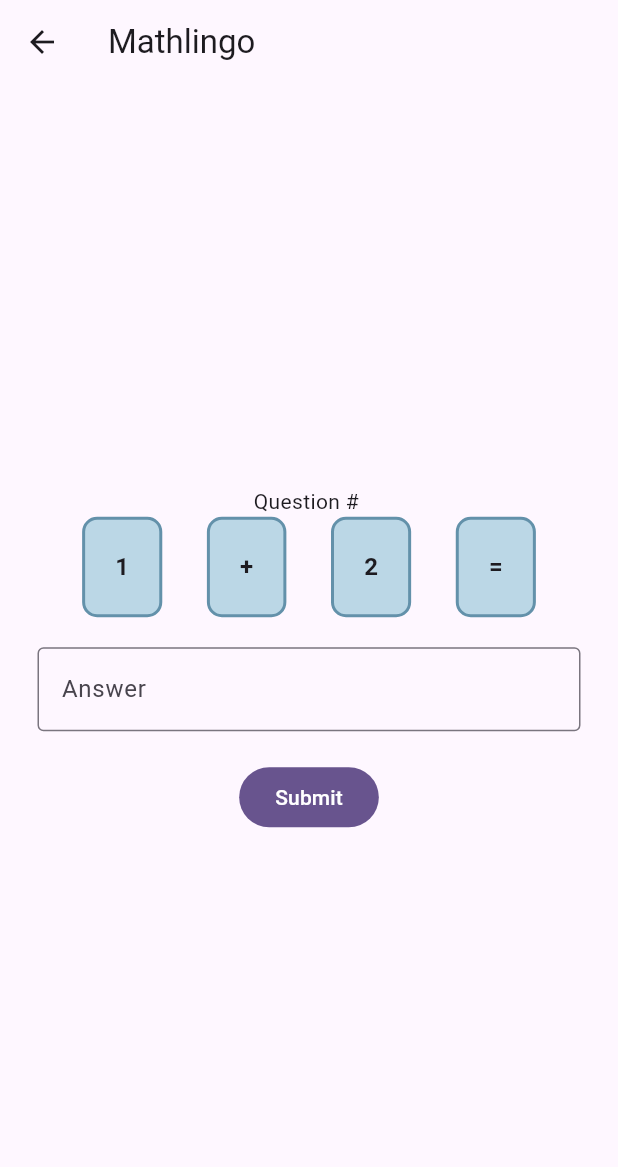
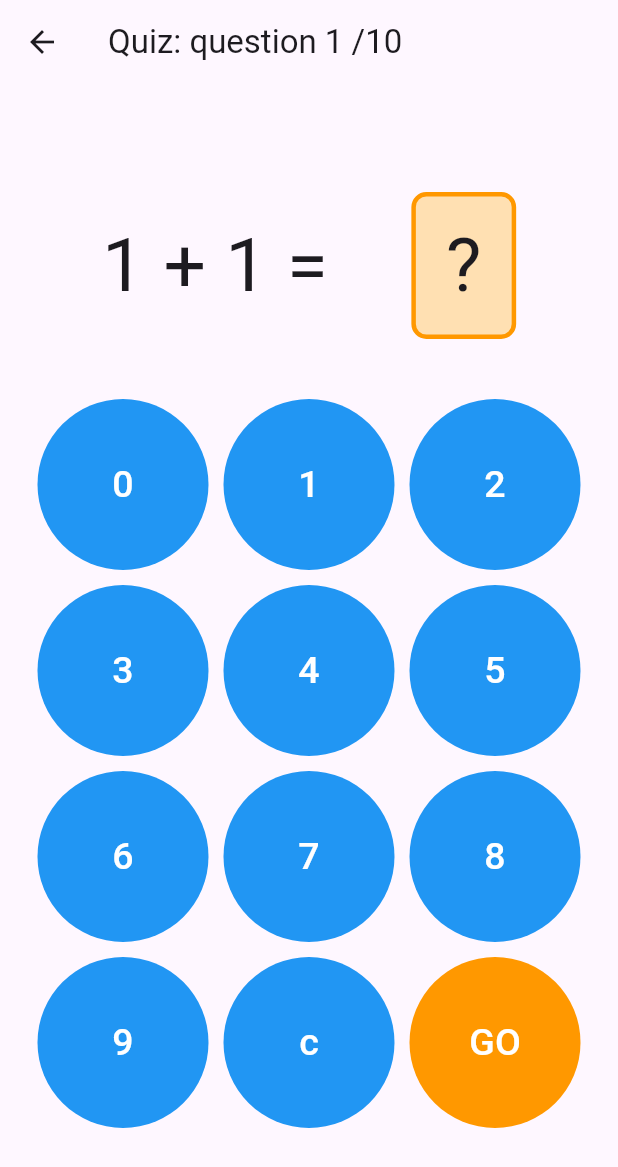
Before and after one commit to Sonya-c/mathlingo, a Flutter app: the HomePage widget shown alone on an empty page, opened directly, after a tap on "Play", on a phone screen of 412 x 824 dp. Shown: the top 1167 px of the screen. Run offline on Flutter 3.47's test engine with Material 2 defaults, Android fonts, the phone set to English and light mode, and no system bars; our stand-ins replace get, loggy; accounts and stored records are empty; network calls fail.

Commit message:
feat: numpad ui

```diff
--- a/lib/main.dart
+++ b/lib/main.dart
@@ -41,7 +41,6 @@
         ),
         home: Obx(() => authenticationController.isLogged
             ? const HomePage()
-          : const LoginPage()),
-    );
+            : const LoginPage()));
   }
 }
--- a/lib/pages/auth/login_page.dart
+++ b/lib/pages/auth/login_page.dart
@@ -4,7 +4,7 @@ import 'package:loggy/loggy.dart';
 import 'package:mathlingo/controller/authentication_controller.dart';
 import 'package:mathlingo/pages/auth/singup_page.dart';
 
-import '../../widgets/ResponsiveContainer.dart';
+import '../../widgets/center_container.dart';
 
 class LoginPage extends StatefulWidget {
   const LoginPage({super.key});
--- a/lib/pages/auth/singup_page.dart
+++ b/lib/pages/auth/singup_page.dart
@@ -2,8 +2,7 @@ import 'package:flutter/material.dart';
 import 'package:get/get.dart';
 import 'package:loggy/loggy.dart';
 import 'package:mathlingo/controller/authentication_controller.dart';
-import 'package:mathlingo/pages/auth/login_page.dart';
-import 'package:mathlingo/widgets/ResponsiveContainer.dart';
+import 'package:mathlingo/widgets/center_container.dart';
 
 class SingupPage extends StatefulWidget {
   const SingupPage({super.key});
--- a/lib/pages/content/game_page.dart
+++ b/lib/pages/content/game_page.dart
@@ -1,6 +1,6 @@
 import 'package:flutter/material.dart';
-import 'package:mathlingo/widgets/question_widget.dart';
-import 'package:mathlingo/widgets/ResponsiveContainer.dart';
+
+import 'package:mathlingo/widgets/center_container.dart';
 
 class GamePage extends StatefulWidget {
   const GamePage({super.key});
@@ -13,9 +13,67 @@ class _GamePageState extends State<GamePage> {
   @override
   Widget build(BuildContext context) {
     return ResponsiveContainer(
-        appBar: AppBar(
-          title: const Text('Mathlingo'),
+      appBar: AppBar(
+        title: const Text('Quiz: question 1 /10'),
+      ),
+      children: [
+        Row(
+          mainAxisSize: MainAxisSize.max,
+          crossAxisAlignment: CrossAxisAlignment.center,
+          mainAxisAlignment: MainAxisAlignment.spaceEvenly,
+          children: [
+            const Text(
+              "1 + 1 = ",
+              style: TextStyle(fontSize: 50),
+            ),
+            Container(
+              padding: const EdgeInsets.fromLTRB(20, 10, 20, 10),
+              decoration: BoxDecoration(
+                color: Colors.orange[100],
+                borderRadius: BorderRadius.circular(10),
+                border: Border.all(
+                  color: Colors.orange,
+                  width: 3,
+                ),
+              ),
+              child: const Text(
+                "?",
+                style: TextStyle(fontSize: 50),
+              ),
+            )
+          ],
         ),
-        children: [Question(num1: 1, num2: 2, op: "+")]);
+        const SizedBox(
+          height: 40,
+        ),
+        GridView.builder(
+          physics: const NeverScrollableScrollPhysics(),
+          shrinkWrap: true,
+          gridDelegate: const SliverGridDelegateWithFixedCrossAxisCount(
+            crossAxisCount: 3,
+            crossAxisSpacing: 10.0,
+            mainAxisSpacing: 10.0,
+          ),
+          itemCount: 12,
+          itemBuilder: (context, index) {
+            return FilledButton(
+              onPressed: () {},
+              style: ButtonStyle(
+                backgroundColor: MaterialStatePropertyAll(
+                    (index <= 10) ? Colors.blue : Colors.orange),
+              ),
+              child: Text(
+                (index <= 9)
+                    ? index.toString()
+                    : (index == 10)
+                        ? "c"
+                        : "GO",
+                style: const TextStyle(fontSize: 25),
+              ),
+            );
+          },
+        ),
+      ],
+    );
   }
 }
--- a/lib/pages/content/home_page.dart
+++ b/lib/pages/content/home_page.dart
@@ -2,7 +2,7 @@ import 'package:flutter/material.dart';
 import 'package:get/get.dart';
 import 'package:mathlingo/controller/authentication_controller.dart';
 import 'package:mathlingo/widgets/stats_widget.dart';
-import '../../widgets/ResponsiveContainer.dart';
+import '../../widgets/center_container.dart';
 import 'game_page.dart';
 
 class HomePage extends StatefulWidget {
@@ -34,7 +34,7 @@ class _HomePageState extends State<HomePage> {
         const SizedBox(
           height: 20,
         ),
-        ElevatedButton(
+        FilledButton(
             onPressed: () {
               Navigator.push(context,
                   MaterialPageRoute(builder: (context) => const GamePage()));
--- a/lib/widgets/question_widget.dart
+++ /dev/null
@@ -1,64 +0,0 @@
-import 'package:flutter/material.dart';
-
-class Question extends StatefulWidget {
-  final int num1, num2;
-  final String op;
-
-  const Question(
-      {super.key, required this.num1, required this.num2, required this.op});
-
-  @override
-  State<Question> createState() => _QuestionState();
-}
-
-class _QuestionState extends State<Question> {
-  Widget _numberBox(String content) {
-    return Container(
-        padding: const EdgeInsets.all(20),
-        decoration: BoxDecoration(
-          borderRadius: BorderRadius.circular(10),
-          color: const Color.fromARGB(255, 187, 215, 230),
-          border: Border.all(
-              color: const Color.fromARGB(255, 99, 145, 170), width: 2),
-        ),
-        child: Text(
-          content,
-          style: const TextStyle(fontSize: 16, fontWeight: FontWeight.bold),
-        ));
-  }
-
-  @override
-  Widget build(BuildContext context) {
-    return Column(
-      children: [
-        const Text("Question # "),
-        Row(
-          crossAxisAlignment: CrossAxisAlignment.center,
-          mainAxisAlignment: MainAxisAlignment.spaceEvenly,
-          children: [
-            _numberBox(widget.num1.toString()),
-            _numberBox(widget.op),
-            _numberBox(widget.num2.toString()),
-            _numberBox("="),
-          ],
-        ),
-        SizedBox(
-          height: 20,
-        ),
-        Form(
-          child: TextFormField(
-            keyboardType: TextInputType.number,
-            decoration: const InputDecoration(
-              border: OutlineInputBorder(),
-              labelText: 'Answer',
-            ),
-          ),
-        ),
-        SizedBox(
-          height: 20,
-        ),
-        FilledButton(onPressed: () {}, child: Text("Submit"))
-      ],
-    );
-  }
-}
```
Also changed, not shown: lib/widgets/center_container.dart (renamed from lib/widgets/ResponsiveContainer.dart). Lines whose indentation alone changed are shown as unchanged.
